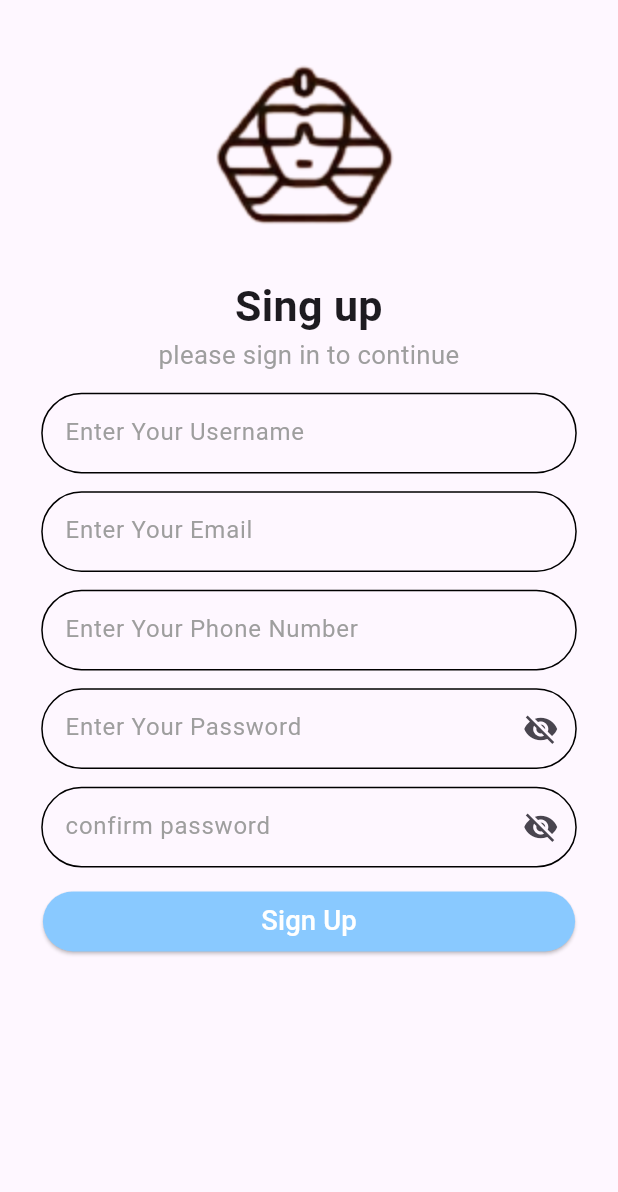
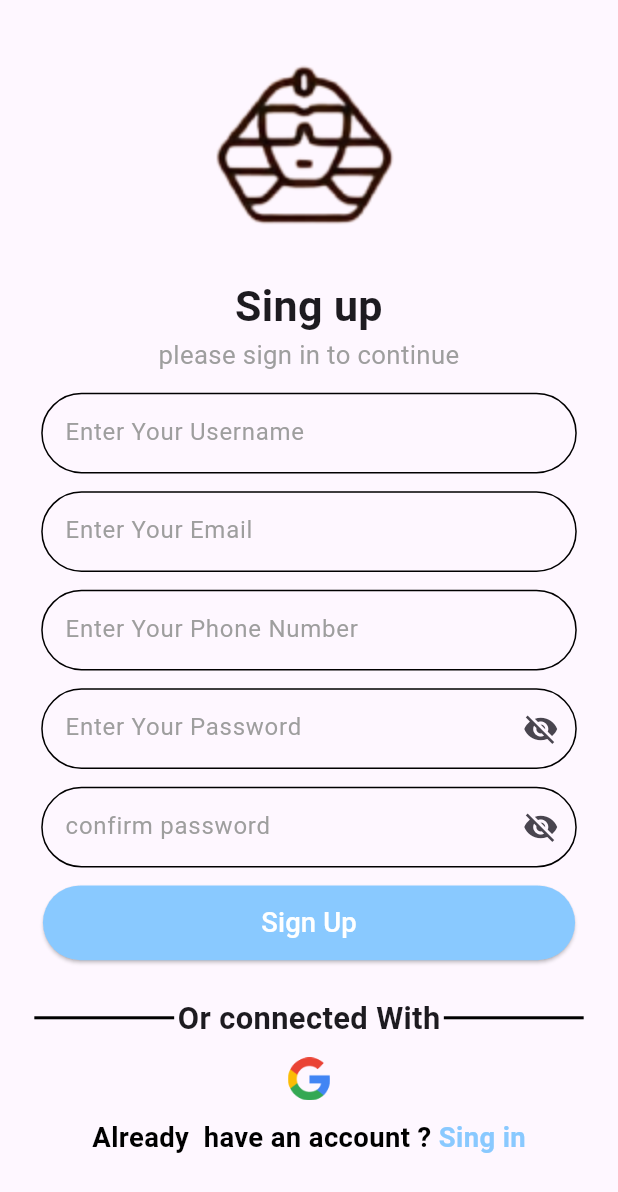
Before and after one commit to AbdelrahmanAyman1/egypt_tour, a Flutter app: the SingUp screen opened by its route, on a phone screen of 412 x 824 dp. Shown: the top 1192 px of the screen. Run offline on Flutter 3.47's test engine with Material 3 defaults, Android fonts, the phone set to English and light mode, and no system bars; our stand-ins replace flutter_screenutil, google_fonts, material_design_icons_flutter.

Commit message:
finish ui

```diff
--- a/lib/screens/sing_up.dart
+++ b/lib/screens/sing_up.dart
@@ -1,3 +1,4 @@
+import 'package:egypt_tour/constant/constant.dart';
 import 'package:egypt_tour/widgets/custom_button.dart';
 import 'package:egypt_tour/widgets/sing_up_form.dart';
 import 'package:flutter/material.dart';
@@ -40,6 +41,57 @@ class SingUp extends StatelessWidget {
             Padding(
               padding: EdgeInsets.symmetric(horizontal: 25.w, vertical: 10.h),
               child: const CustomButton(text: 'Sign Up'),
+            ),
+            SizedBox(height: 10.h),
+            Row(
+              children: [
+                Expanded(
+                    child: Divider(
+                  thickness: 2,
+                  color: Colors.black,
+                  endIndent: 2.w,
+                  indent: 20.w,
+                )),
+                Text(
+                  'Or connected With',
+                  style: GoogleFonts.radioCanada(
+                      fontWeight: FontWeight.bold, fontSize: 18.sp),
+                ),
+                Expanded(
+                    child: Divider(
+                  thickness: 2,
+                  color: Colors.black,
+                  endIndent: 20.w,
+                  indent: 2.w,
+                )),
+              ],
+            ),
+            SizedBox(height: 10.h),
+            InkWell(
+                child: Image.asset('assets/images/google_logo.png',
+                    height: 24.h, width: 24.w)),
+            SizedBox(height: 10.h),
+            Row(
+              mainAxisAlignment: MainAxisAlignment.center,
+              children: [
+                Text(
+                  'Already  have an account ? ',
+                  style: GoogleFonts.radioCanada(
+                      color: Colors.black,
+                      fontSize: 16.sp,
+                      fontWeight: FontWeight.bold),
+                ),
+                InkWell(
+                  onTap: () {},
+                  child: Text(
+                    'Sing in',
+                    style: GoogleFonts.radioCanada(
+                        color: primaryColor,
+                        fontSize: 16.sp,
+                        fontWeight: FontWeight.bold),
+                  ),
+                ),
+              ],
             )
           ],
         ),
--- a/lib/widgets/custom_button.dart
+++ b/lib/widgets/custom_button.dart
@@ -14,7 +14,7 @@ class CustomButton extends StatelessWidget {
         style: ElevatedButton.styleFrom(
           backgroundColor: primaryColor,
           foregroundColor: Colors.white,
-        ),
+          padding: EdgeInsetsDirectional.symmetric(vertical: 10.h)),
         onPressed: () {},
         child: Text(
           text,
--- a/lib/widgets/sing_up_form.dart
+++ b/lib/widgets/sing_up_form.dart
@@ -1,6 +1,6 @@
 import 'package:flutter/material.dart';
 import 'package:flutter_screenutil/flutter_screenutil.dart';
-
+import 'package:material_design_icons_flutter/material_design_icons_flutter.dart';
 import 'custom_text_feild.dart';
 
 class SingUpForm extends StatefulWidget {
--- a/pubspec.yaml
+++ b/pubspec.yaml
@@ -38,6 +38,7 @@ dependencies:
   flutter_native_splash: ^2.3.8
   google_fonts: ^6.1.0
   flutter_screenutil: ^5.9.0
+  material_design_icons_flutter: ^7.0.7296
 
 dev_dependencies:
   flutter_test:
```
Also changed, not shown: assets/images/google_logo.png (added), pubspec.lock.
